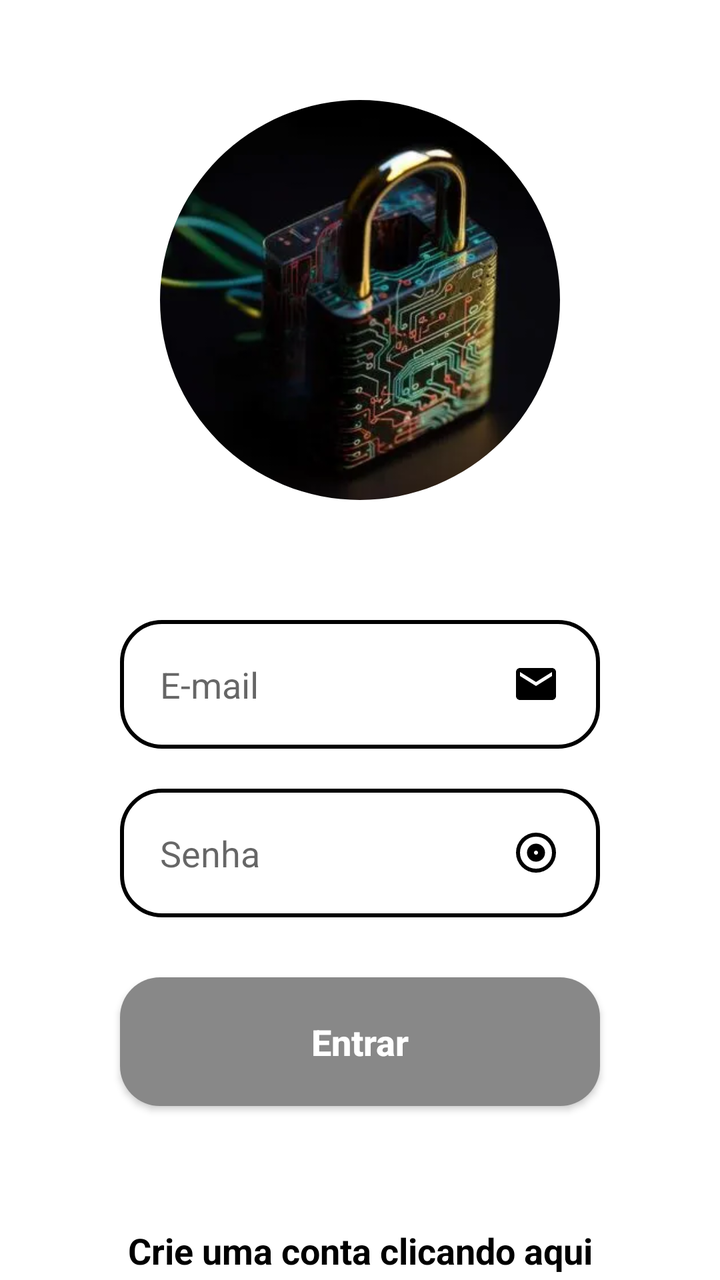
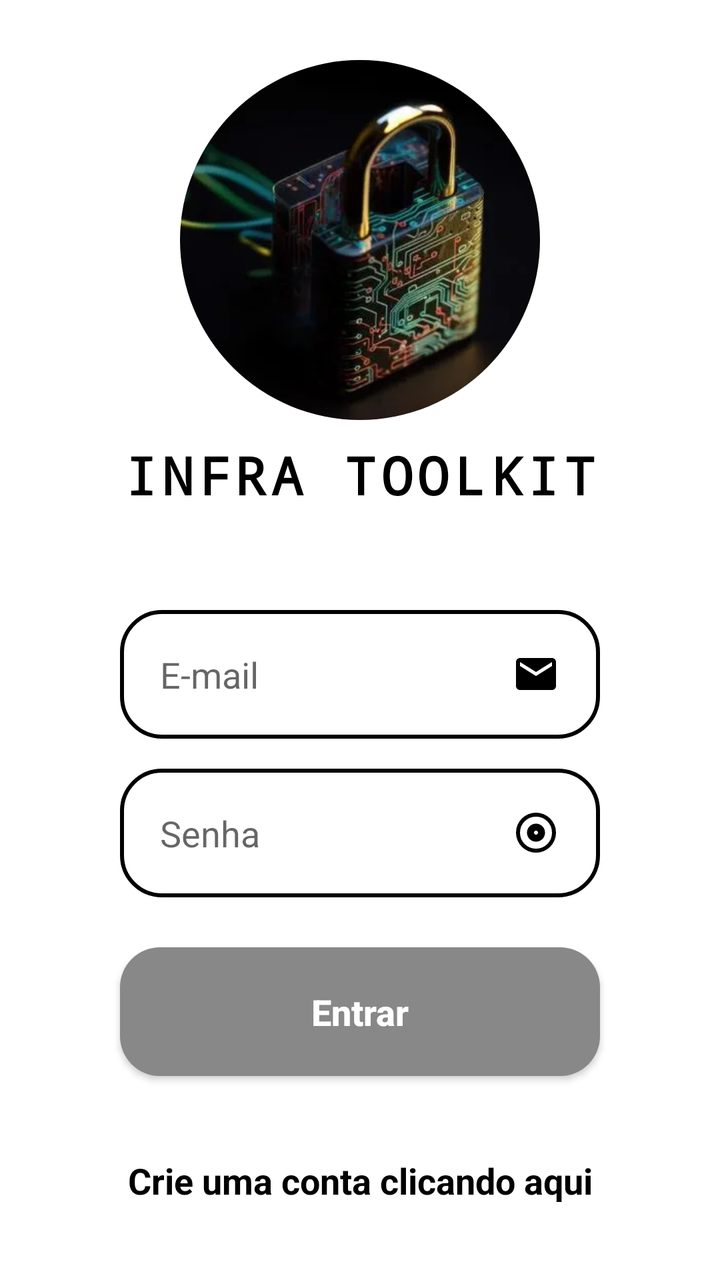

Before-and-after screenshots of an Android layout around one commit, followed by the original layout XML and the change that was made.
<!-- AndroidManifest.xml: application theme Theme.Imepac -->
<!-- res/layout/activity_form_login.xml -->
<?xml version="1.0" encoding="utf-8"?>
<androidx.core.widget.NestedScrollView
    xmlns:android="http://schemas.android.com/apk/res/android"
    xmlns:app="http://schemas.android.com/apk/res-auto"
    xmlns:tools="http://schemas.android.com/tools"
    android:layout_width="match_parent"
    android:layout_height="match_parent"
    android:fillViewport="true">

    <androidx.constraintlayout.widget.ConstraintLayout
        android:id="@+id/main"
        android:layout_width="match_parent"
        android:layout_height="wrap_content"
        android:background="@drawable/background"
        tools:context=".FormLogin">

        <com.google.android.material.imageview.ShapeableImageView
            android:id="@+id/logo"
            android:layout_width="200dp"
            android:layout_height="200dp"
            android:src="@drawable/logo"
            android:contentDescription="Logo de cadeado"
            android:scaleType="centerCrop"
            app:shapeAppearanceOverlay="@style/ShapeAppearance.App.Circle"
            app:layout_constraintTop_toTopOf="parent"
            app:layout_constraintStart_toStartOf="parent"
            app:layout_constraintEnd_toEndOf="parent"
            android:layout_marginTop="50dp"/>

        <View
            android:id="@+id/containercomponens"
            style="@style/ContainerComponents"
            android:layout_width="match_parent"
            android:layout_height="400dp"
            app:layout_constraintStart_toStartOf="parent"
            app:layout_constraintEnd_toEndOf="parent"
            app:layout_constraintTop_toBottomOf="@id/logo" />

        <EditText
            android:id="@+id/edit_email"
            style="@style/Edit_Text"
            android:layout_width="0dp"
            android:layout_height="wrap_content"
            android:hint="E-mail"
            android:drawableEnd="@drawable/baseline_email_24"
            app:layout_constraintStart_toStartOf="@+id/containercomponens"
            app:layout_constraintEnd_toEndOf="@+id/containercomponens"
            app:layout_constraintTop_toTopOf="@+id/containercomponens"
            android:layout_marginTop="40dp"/>

        <EditText
            android:id="@+id/edit_senha"
            style="@style/Edit_Text"
            android:layout_width="0dp"
            android:layout_height="wrap_content"
            android:hint="Senha"
            android:drawableEnd="@drawable/outline_album_24"
            app:layout_constraintStart_toStartOf="@+id/containercomponens"
            app:layout_constraintEnd_toEndOf="@+id/containercomponens"
            app:layout_constraintTop_toBottomOf="@+id/edit_email"
            android:layout_marginTop="20dp"
            android:maxLength="25"
            android:inputType="textPassword"/>

        <androidx.appcompat.widget.AppCompatButton
            android:id="@+id/bt_entrada"
            android:layout_width="0dp"
            android:layout_height="wrap_content"
            android:text="Entrar"
            style="@style/button"
            app:layout_constraintStart_toStartOf="@+id/containercomponens"
            app:layout_constraintEnd_toEndOf="@+id/containercomponens"
            app:layout_constraintTop_toBottomOf="@id/edit_senha"
            android:layout_marginTop="30dp"/>

        <ProgressBar
            android:id="@+id/progress_bar"
            android:layout_width="wrap_content"
            android:layout_height="wrap_content"
            android:visibility="gone"
            android:indeterminateTint="@color/white"
            app:layout_constraintStart_toStartOf="parent"
            app:layout_constraintEnd_toEndOf="parent"
            app:layout_constraintTop_toBottomOf="@id/bt_entrada"
            android:layout_marginTop="15dp"/>

        <TextView
            android:id="@+id/text_tela_cadastro"
            android:layout_width="wrap_content"
            android:layout_height="wrap_content"
            android:text="Crie uma conta clicando aqui"
            android:textSize="18sp"
            android:textColor="@color/black"
            android:textStyle="bold"
            android:layout_marginTop="60dp"
            android:paddingBottom="20dp"
            app:layout_constraintTop_toBottomOf="@+id/bt_entrada"
            app:layout_constraintStart_toStartOf="parent"
            app:layout_constraintEnd_toEndOf="parent" />

    </androidx.constraintlayout.widget.ConstraintLayout>
</androidx.core.widget.NestedScrollView>
<!-- resources referenced by this layout -->
<resources>
  <color name="black">#FF000000</color>
  <color name="white">#FFFFFFFF</color>
  <!-- drawable background (drawable) -->
  <?xml version="1.0" encoding="utf-8"?>
  <shape xmlns:android="http://schemas.android.com/apk/res/android">
      <solid android:color="@color/white" />
  </shape>
  <!-- drawable baseline_email_24 (drawable) -->
  <vector xmlns:android="http://schemas.android.com/apk/res/android" android:height="24dp" android:tint="#000000" android:viewportHeight="24" android:viewportWidth="24" android:width="24dp">
        
      <path android:fillColor="@android:color/white" android:pathData="M20,4L4,4c-1.1,0 -1.99,0.9 -1.99,2L2,18c0,1.1 0.9,2 2,2h16c1.1,0 2,-0.9 2,-2L22,6c0,-1.1 -0.9,-2 -2,-2zM20,8l-8,5 -8,-5L4,6l8,5 8,-5v2z"/>
      
  </vector>
  <style name="ContainerComponents">
          <item name="android:layout_width">match_parent</item>
          <item name="android:layout_height">250dp</item>
          <item name="android:background">@drawable/container_components</item>
          <item name="android:layout_margin">20dp</item>
      </style>
  <style name="Edit_Text">
          <item name="android:layout_width">match_parent</item>
          <item name="android:layout_height">wrap_content</item>
          <item name="android:background">@drawable/edit_text</item>
          <item name="android:padding">20dp</item>
          <item name="android:layout_marginLeft">40dp</item>
          <item name="android:layout_marginRight">40dp</item>
          <item name="android:layout_marginTop">15dp</item>
      </style>
  <style name="ShapeAppearance.App.Circle" parent="">
          <item name="cornerFamily">rounded</item>
          <item name="cornerSize">50%</item>
      </style>
  <style name="button">
          <item name="android:textColor">@color/white</item>
          <item name="android:textSize">18dp</item>
          <item name="android:textStyle">bold</item>
          <item name="android:textAllCaps">false</item>
          <item name="android:layout_width">match_parent</item>
          <item name="android:layout_height">wrap_content</item>
          <item name="android:layout_marginRight">40dp</item>
          <item name="android:layout_marginLeft">40dp</item>
          <item name="android:layout_marginTop">15dp</item>
          <item name="android:padding">20dp</item>
          <item name="android:background">@drawable/button</item>
      </style>
  <style name="Theme.Imepac" parent="Theme.AppCompat.Light.NoActionBar" />
  <!-- drawable container_components (drawable) -->
  <?xml version="1.0" encoding="utf-8"?>
  <shape xmlns:android="http://schemas.android.com/apk/res/android">
      <solid android:color="@color/white"/>
      <corners android:radius="20dp"/>
  </shape>
  <!-- drawable edit_text (drawable) -->
  <?xml version="1.0" encoding="utf-8"?>
  <shape xmlns:android="http://schemas.android.com/apk/res/android">
      <solid android:color="@color/white"/>
      <corners android:radius="20dp"/>
      <stroke android:color="@color/black" android:width="2dp"/>
  </shape>
  <!-- drawable button (drawable) -->
  <?xml version="1.0" encoding="utf-8"?>
  <shape xmlns:android="http://schemas.android.com/apk/res/android">
      <corners android:radius="20dp"/>
      <gradient
          android:startColor="@color/gray_sec"
          android:centerColor="@color/gray_sec"
          android:endColor="@color/gray_sec"
          android:angle="180"/>
  </shape>
  <color name="gray_sec">#FF888888</color>
  <!-- unchanged entries left out for length: 2 -->
</resources>

<!-- the commit's change to res/layout/activity_form_login.xml (unified diff, before → after) -->
@@ -16,8 +16,8 @@
 
         <com.google.android.material.imageview.ShapeableImageView
             android:id="@+id/logo"
-            android:layout_width="200dp"
-            android:layout_height="200dp"
+            android:layout_width="180dp"
+            android:layout_height="180dp"
             android:src="@drawable/logo"
             android:contentDescription="Logo de cadeado"
             android:scaleType="centerCrop"
@@ -25,16 +25,32 @@
             app:layout_constraintTop_toTopOf="parent"
             app:layout_constraintStart_toStartOf="parent"
             app:layout_constraintEnd_toEndOf="parent"
-            android:layout_marginTop="50dp"/>
+            android:layout_marginTop="30dp"/>
+
+        <TextView
+            android:id="@+id/txt_nome_app"
+            android:layout_width="wrap_content"
+            android:layout_height="wrap_content"
+            android:text="INFRA TOOLKIT"
+            android:textSize="26sp"
+            android:textStyle="bold"
+            android:fontFamily="monospace"
+            android:letterSpacing="0.1"
+            android:textColor="@color/black"
+            android:layout_marginTop="10dp"
+            app:layout_constraintTop_toBottomOf="@id/logo"
+            app:layout_constraintStart_toStartOf="parent"
+            app:layout_constraintEnd_toEndOf="parent" />
 
         <View
             android:id="@+id/containercomponens"
             style="@style/ContainerComponents"
             android:layout_width="match_parent"
-            android:layout_height="400dp"
+            android:layout_height="360dp"
+            android:layout_marginTop="15dp"
             app:layout_constraintStart_toStartOf="parent"
             app:layout_constraintEnd_toEndOf="parent"
-            app:layout_constraintTop_toBottomOf="@id/logo" />
+            app:layout_constraintTop_toBottomOf="@id/txt_nome_app" />
 
         <EditText
             android:id="@+id/edit_email"
@@ -46,7 +62,7 @@
             app:layout_constraintStart_toStartOf="@+id/containercomponens"
             app:layout_constraintEnd_toEndOf="@+id/containercomponens"
             app:layout_constraintTop_toTopOf="@+id/containercomponens"
-            android:layout_marginTop="40dp"/>
+            android:layout_marginTop="30dp"/>
 
         <EditText
             android:id="@+id/edit_senha"
@@ -58,7 +74,7 @@
             app:layout_constraintStart_toStartOf="@+id/containercomponens"
             app:layout_constraintEnd_toEndOf="@+id/containercomponens"
             app:layout_constraintTop_toBottomOf="@+id/edit_email"
-            android:layout_marginTop="20dp"
+            android:layout_marginTop="15dp"
             android:maxLength="25"
             android:inputType="textPassword"/>
 
@@ -71,7 +87,7 @@
             app:layout_constraintStart_toStartOf="@+id/containercomponens"
             app:layout_constraintEnd_toEndOf="@+id/containercomponens"
             app:layout_constraintTop_toBottomOf="@id/edit_senha"
-            android:layout_marginTop="30dp"/>
+            android:layout_marginTop="25dp"/>
 
         <ProgressBar
             android:id="@+id/progress_bar"
@@ -82,7 +98,7 @@
             app:layout_constraintStart_toStartOf="parent"
             app:layout_constraintEnd_toEndOf="parent"
             app:layout_constraintTop_toBottomOf="@id/bt_entrada"
-            android:layout_marginTop="15dp"/>
+            android:layout_marginTop="10dp"/>
 
         <TextView
             android:id="@+id/text_tela_cadastro"
@@ -92,7 +108,7 @@
             android:textSize="18sp"
             android:textColor="@color/black"
             android:textStyle="bold"
-            android:layout_marginTop="60dp"
+            android:layout_marginTop="40dp"
             android:paddingBottom="20dp"
             app:layout_constraintTop_toBottomOf="@+id/bt_entrada"
             app:layout_constraintStart_toStartOf="parent"
